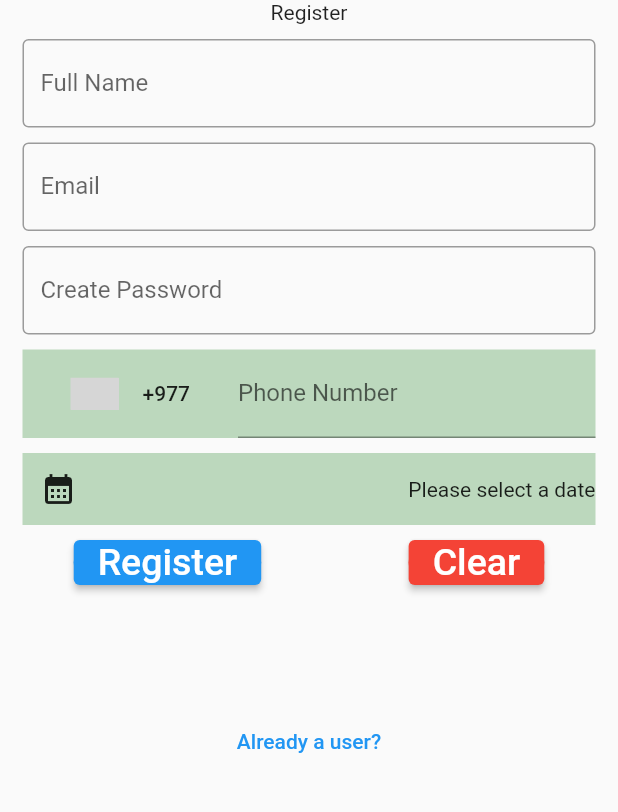
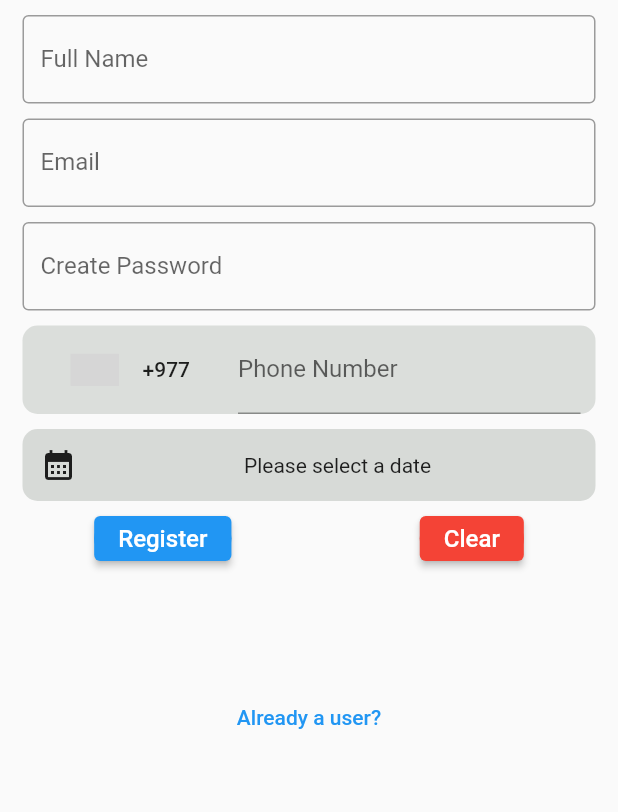
Before and after one commit to aryanPokharel/singo, a Flutter app: the RegisterScreen screen opened by its route, on a phone screen of 412 x 824 dp, the part 315-1127 px from its top. Run offline on Flutter 3.47's test engine with Material 2 defaults, Android fonts, the light colour scheme and no system bars; drawn by our look-alikes of country_code_picker; our stand-ins replace motion_toast; grey boxes are pictures that could not be loaded.

Commit message:
register page ui update

```diff
--- a/lib/screens/RegisterScreen.dart
+++ b/lib/screens/RegisterScreen.dart
@@ -120,7 +120,6 @@ class _RegisterScreenState extends State<RegisterScreen> {
                       child: Image.asset('assets/icons/icon.png')),
                 ),
               ),
-              const Text("Register"),
               const SizedBox(
                 height: 10,
               ),
@@ -169,8 +168,9 @@ class _RegisterScreenState extends State<RegisterScreen> {
                   mainAxisAlignment: MainAxisAlignment.center,
                   children: <Widget>[
                     Container(
-                      decoration: const BoxDecoration(
-                        color: Color.fromARGB(255, 188, 216, 189),
+                      decoration: BoxDecoration(
+                        color: const Color.fromARGB(255, 219, 222, 219),
+                        borderRadius: BorderRadius.circular(10),
                       ),
                       child: Row(
                         children: <Widget>[
@@ -183,8 +183,6 @@ class _RegisterScreenState extends State<RegisterScreen> {
                             },
                             initialSelection: countryCode,
                             favorite: [countryCode, country],
-                            // initialSelection: 'नेपाल',
-                            // favorite: const ['+977', 'नेपाल'],
                             showCountryOnly: false,
                             showOnlyCountryWhenClosed: false,
                             alignLeft: false,
@@ -197,13 +195,11 @@ class _RegisterScreenState extends State<RegisterScreen> {
                                 labelText: 'Phone Number',
                               ),
                               keyboardType: TextInputType.phone,
-                              // onChanged: (value) {
-                              //   setState(() {
-                              //     phoneNumber = value;
-                              //   });
-                              // },
                             ),
                           ),
+                          Container(
+                            width: 10,
+                          )
                         ],
                       ),
                     )
@@ -216,8 +212,9 @@ class _RegisterScreenState extends State<RegisterScreen> {
               Padding(
                 padding: const EdgeInsets.symmetric(horizontal: 15),
                 child: Container(
-                  decoration: const BoxDecoration(
-                    color: Color.fromARGB(255, 188, 216, 189),
+                  decoration: BoxDecoration(
+                    color: const Color.fromARGB(255, 215, 218, 215),
+                    borderRadius: BorderRadius.circular(10),
                   ),
                   child: Row(
                     mainAxisAlignment: MainAxisAlignment.spaceBetween,
@@ -229,7 +226,10 @@ class _RegisterScreenState extends State<RegisterScreen> {
                         selectedDate == null
                             ? 'Please select a date'
                             : selectedDate.toString(),
-                      )
+                      ),
+                      Container(
+                        width: 10,
+                      ),
                     ],
                   ),
                 ),
@@ -251,7 +251,7 @@ class _RegisterScreenState extends State<RegisterScreen> {
                       },
                       child: const Text(
                         'Register',
-                        style: TextStyle(color: Colors.white, fontSize: 25),
+                        style: TextStyle(color: Colors.white, fontSize: 16),
                       ),
                     ),
                   ),
@@ -269,7 +269,7 @@ class _RegisterScreenState extends State<RegisterScreen> {
                       },
                       child: const Text(
                         'Clear',
-                        style: TextStyle(color: Colors.white, fontSize: 25),
+                        style: TextStyle(color: Colors.white, fontSize: 16),
                       ),
                     ),
                   ),
```
